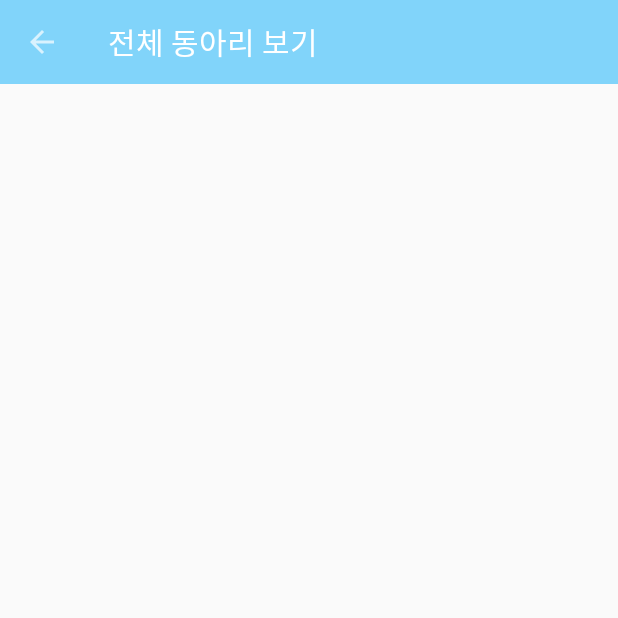
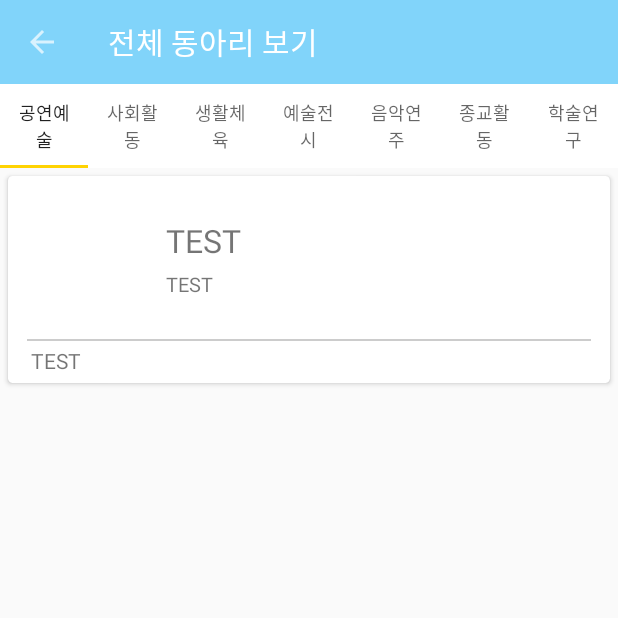
Before and after one commit to songmho/Coy, an Android app: the All_Club_Acitivity screen opened directly, with no data from a screen before it, on a phone screen of 412 x 824 dp, the top half of it. Run offline under Robolectric (Android 15) with nearby library versions, the phone set to English and light mode, and no system bars; our stand-ins replace CircleImageView.

Commit message:
All club Activity, ClubPickActivity 완성

```diff
--- a/app/src/main/java/com/asc/coy/All_Club_Acitivity.java
+++ b/app/src/main/java/com/asc/coy/All_Club_Acitivity.java
@@ -1,6 +1,8 @@
 package com.asc.coy;
 
 import android.os.Bundle;
+import android.support.design.widget.TabLayout;
+import android.support.v4.view.ViewPager;
 import android.support.v7.app.AppCompatActivity;
 import android.support.v7.widget.Toolbar;
 
@@ -8,6 +10,9 @@ import android.support.v7.widget.Toolbar;
  * Created by songmho on 2015-10-07.
  */
 public class All_Club_Acitivity extends AppCompatActivity {
+    TabLayout tabLayout;
+    ViewPager viewPager;
+
     @Override
     protected void onCreate(Bundle savedInstanceState) {
         super.onCreate(savedInstanceState);
@@ -16,5 +21,11 @@ public class All_Club_Acitivity extends AppCompatActivity {
         setSupportActionBar(toolbar);
         getSupportActionBar().setTitle("전체 동아리 보기");
         getSupportActionBar().setDisplayHomeAsUpEnabled(true);
+
+        tabLayout=(TabLayout)findViewById(R.id.tablayout);
+        viewPager=(ViewPager)findViewById(R.id.viewpager);
+
+        viewPager.setAdapter(new ViewPager_Adapter(getSupportFragmentManager()));
+        tabLayout.setupWithViewPager(viewPager);
     }
 }
--- /dev/null
+++ b/app/src/main/java/com/asc/coy/All_club_Item.java
@@ -0,0 +1,34 @@
+package com.asc.coy;
+
+/**
+ * Created by songmho on 2015-10-12.
+ */
+public class All_club_Item {
+    byte[] image;
+    String title;
+    String place;
+    String detail;
+
+    public byte[] getImage() {
+        return this.image;
+    }
+
+    public String getTitle() {
+        return this.title;
+    }
+
+    public String getDetail() {
+        return this.detail;
+    }
+
+    public String getPlace() {
+        return this.place;
+    }
+
+    All_club_Item(byte[] image, String title, String place,String detail){
+        this.image=image;
+        this.title=title;
+        this.place=place;
+        this.detail=detail;
+    }
+}
--- /dev/null
+++ b/app/src/main/java/com/asc/coy/All_club_adapter.java
@@ -0,0 +1,74 @@
+package com.asc.coy;
+
+import android.content.Context;
+import android.graphics.BitmapFactory;
+import android.support.v4.app.FragmentActivity;
+import android.support.v7.widget.CardView;
+import android.support.v7.widget.RecyclerView;
+import android.view.LayoutInflater;
+import android.view.View;
+import android.view.ViewGroup;
+import android.widget.TextView;
+import android.widget.Toast;
+
+import java.util.List;
+
+import de.hdodenhof.circleimageview.CircleImageView;
+
+/**
+ * Created by songmho on 2015-10-12.
+ */
+public class All_club_adapter extends RecyclerView.Adapter {
+    Context context;
+    List<All_club_Item> items;
+    int layout;
+    public All_club_adapter(Context context, List<All_club_Item> items, int layout) {
+        this.context=context;
+        this.items=items;
+        this.layout=layout;
+    }
+
+    @Override
+    public RecyclerView.ViewHolder onCreateViewHolder(ViewGroup parent, int viewType) {
+        View v= LayoutInflater.from(parent.getContext()).inflate(this.layout,parent,false);
+        return new Item(v);
+    }
+
+    @Override
+    public void onBindViewHolder(RecyclerView.ViewHolder holder, int position) {
+        final All_club_Item item=items.get(position);
+
+        ((Item) holder).image.setImageBitmap(BitmapFactory.decodeByteArray(item.getImage(), 0, item.getImage().length));
+        ((Item)holder).title.setText(item.getTitle());
+        ((Item)holder).place.setText(item.getPlace());
+        ((Item)holder).detail.setText(item.getDetail());
+        ((Item)holder).cardView.setOnClickListener(new View.OnClickListener() {
+            @Override
+            public void onClick(View v) {
+                Toast.makeText(context.getApplicationContext(), item.getTitle(), Toast.LENGTH_SHORT).show();
+            }
+        });
+    }
+
+    @Override
+    public int getItemCount() {
+        return items.size();
+    }
+
+    class Item extends RecyclerView.ViewHolder{
+        CircleImageView image;
+        TextView title;
+        TextView detail;
+        TextView place;
+        CardView cardView;
+
+        public Item(View itemView) {
+            super(itemView);
+            image=(CircleImageView)itemView.findViewById(R.id.image);
+            title=(TextView)itemView.findViewById(R.id.title);
+            place=(TextView)itemView.findViewById(R.id.place);
+            detail=(TextView)itemView.findViewById(R.id.detail);
+            cardView=(CardView)itemView.findViewById(R.id.cardView);
+        }
+    }
+}
--- /dev/null
+++ b/app/src/main/java/com/asc/coy/List_Fragment.java
@@ -0,0 +1,43 @@
+package com.asc.coy;
+
+import android.os.Bundle;
+import android.support.annotation.Nullable;
+import android.support.v7.widget.LinearLayoutManager;
+import android.support.v7.widget.RecyclerView;
+import android.view.LayoutInflater;
+import android.view.View;
+import android.view.ViewGroup;
+import android.widget.LinearLayout;
+
+import java.util.ArrayList;
+import java.util.List;
+
+/**
+ * Created by songmho on 2015-10-12.
+ */
+public class List_Fragment extends android.support.v4.app.Fragment {
+
+    List<All_club_Item> items=new ArrayList<>();
+
+    @Override
+    public void onCreate(Bundle savedInstanceState) {
+        super.onCreate(savedInstanceState);
+    }
+
+    @Nullable
+    @Override
+    public View onCreateView(LayoutInflater inflater, ViewGroup container, Bundle savedInstanceState) {
+        LinearLayout linearLayout=(LinearLayout)inflater.inflate(R.layout.fragment_list,container,false);
+
+        RecyclerView recyclerView=(RecyclerView)linearLayout.findViewById(R.id.recyclerView);
+        LinearLayoutManager layoutManager=new LinearLayoutManager(getContext().getApplicationContext());
+        recyclerView.setHasFixedSize(true);
+        recyclerView.setLayoutManager(layoutManager);
+        byte[] d=new byte[10];
+
+        All_club_Item item=new All_club_Item(d,"TEST","TEST","TEST");
+        items.add(item);
+        recyclerView.setAdapter(new All_club_adapter(getActivity(),items,R.layout.item_all_club));
+        return linearLayout;
+    }
+}
--- /dev/null
+++ b/app/src/main/java/com/asc/coy/ViewPager_Adapter.java
@@ -0,0 +1,64 @@
+package com.asc.coy;
+
+import android.support.v4.app.Fragment;
+import android.support.v4.app.FragmentManager;
+import android.support.v4.app.FragmentPagerAdapter;
+
+/**
+ * Created by songmho on 2015-10-12.
+ */
+public class ViewPager_Adapter extends FragmentPagerAdapter {
+
+    int MAX_COUNT=7;
+    Fragment cur_fragment;
+
+    public ViewPager_Adapter(FragmentManager supportFragmentManger) {
+        super(supportFragmentManger);
+    }
+    @Override
+    public CharSequence getPageTitle(int position) {
+        switch(position){
+            case 0:
+                return "공연예술";
+            case 1:
+                return "사회활동";
+            case 2:
+                return "생활체육";
+            case 3:
+                return "예술전시";
+            case 4:
+                return "음악연주";
+            case 5:
+                return "종교활동";
+            case 6:
+                return "학술연구";
+
+        }
+        return "  ";
+    }
+
+
+    @Override
+    public Fragment getItem(int position) {
+        if(position<0 || MAX_COUNT<=position)
+            return null;
+        switch (position){
+            case 0:
+                cur_fragment=new List_Fragment();
+
+                break;
+            case 1:
+                cur_fragment=new List_Fragment();
+
+                break;
+
+
+        }
+        return new  List_Fragment();
+    }
+
+    @Override
+    public int getCount() {
+        return MAX_COUNT;
+    }
+}
--- a/app/src/main/res/layout/activity_all_club.xml
+++ b/app/src/main/res/layout/activity_all_club.xml
@@ -11,6 +11,16 @@
             layout="@layout/tool_bar"
             android:id="@+id/toolbar"/>
 
+        <android.support.design.widget.TabLayout
+            android:id="@+id/tablayout"
+            android:layout_width="wrap_content"
+            android:layout_height="?attr/actionBarSize"
+            android:background="#FFFFFF"/>
 
+
+        <android.support.v4.view.ViewPager
+            android:id="@+id/viewpager"
+            android:layout_height="match_parent"
+            android:layout_width="match_parent"/>
     </LinearLayout>
 </android.support.design.widget.CoordinatorLayout>
--- a/app/src/main/res/layout/activity_club_pick.xml
+++ b/app/src/main/res/layout/activity_club_pick.xml
@@ -11,6 +11,9 @@
             layout="@layout/tool_bar"
             android:id="@+id/toolbar"/>
 
-
+        <android.support.v7.widget.RecyclerView
+            android:id="@+id/recyclerView"
+            android:layout_width="match_parent"
+            android:layout_height="match_parent"/>
     </LinearLayout>
 </android.support.design.widget.CoordinatorLayout>
--- /dev/null
+++ b/app/src/main/res/layout/fragment_list.xml
@@ -0,0 +1,10 @@
+<?xml version="1.0" encoding="utf-8"?>
+<LinearLayout xmlns:android="http://schemas.android.com/apk/res/android"
+    android:orientation="vertical" android:layout_width="match_parent"
+    android:layout_height="match_parent">
+
+    <android.support.v7.widget.RecyclerView
+        android:id="@+id/recyclerView"
+        android:layout_width="match_parent"
+        android:layout_height="match_parent"/>
+</LinearLayout>
--- /dev/null
+++ b/app/src/main/res/layout/item_all_club.xml
@@ -0,0 +1,64 @@
+<?xml version="1.0" encoding="utf-8"?>
+<android.support.v7.widget.CardView
+    xmlns:android="http://schemas.android.com/apk/res/android"
+    xmlns:app="http://schemas.android.com/apk/res-auto"
+    android:id="@+id/cardView"
+    android:orientation="vertical"
+    android:layout_width="match_parent"
+    android:layout_height="wrap_content"
+    android:layout_margin="5dp"
+    app:cardCornerRadius="3dp">
+    <LinearLayout
+        android:layout_width="match_parent"
+        android:layout_height="match_parent"
+        android:layout_margin="5dp"
+        android:orientation="vertical">
+    <LinearLayout
+        android:layout_width="match_parent"
+        android:layout_height="wrap_content"
+        android:orientation="horizontal">
+        <de.hdodenhof.circleimageview.CircleImageView
+            android:id="@+id/image"
+            android:layout_width="80dp"
+            android:layout_height="80dp"
+            android:layout_gravity="center"
+            android:src="@color/colorPrimary"
+            android:layout_margin="10dp"/>
+        <LinearLayout
+            android:layout_gravity="center"
+            android:layout_width="match_parent"
+            android:layout_height="wrap_content"
+            android:orientation="vertical">
+            <TextView
+                android:id="@+id/title"
+                android:layout_width="wrap_content"
+                android:layout_height="wrap_content"
+                android:textSize="21dp"
+                android:text="TITLE"/>
+            <TextView
+                android:id="@+id/place"
+                android:layout_marginTop="5dp"
+                android:layout_width="wrap_content"
+                android:layout_height="wrap_content"
+                android:textSize="13dp"
+                android:text="Intro"/>
+        </LinearLayout>
+    </LinearLayout>
+        <LinearLayout
+            android:layout_width="match_parent"
+            android:layout_height="1dp"
+            android:background="#cccccc"
+            android:layout_marginLeft="7dp"
+            android:layout_marginRight="7dp"
+            android:layout_marginTop="3dp"
+            android:layout_marginBottom="3dp"/>
+
+        <TextView
+            android:id="@+id/detail"
+            android:layout_width="match_parent"
+            android:layout_height="wrap_content"
+            android:layout_marginLeft="10dp"
+            android:layout_marginRight="10dp"
+            android:text="test"/>
+    </LinearLayout>
+</android.support.v7.widget.CardView>
```
Also changed, not shown: app/build.gradle (+5 -3 lines), app/src/main/java/com/asc/coy/Club_Pick_Acitivity.java (+18 -0 lines), app/src/main/java/com/asc/coy/Club_Pick_Item.java (added, +32 -0 lines), app/src/main/java/com/asc/coy/Pick_Adapter.java (added, +72 -0 lines), app/src/main/res/layout/item_club_pick.xml (added, +42 -0 lines), 1 other file.
